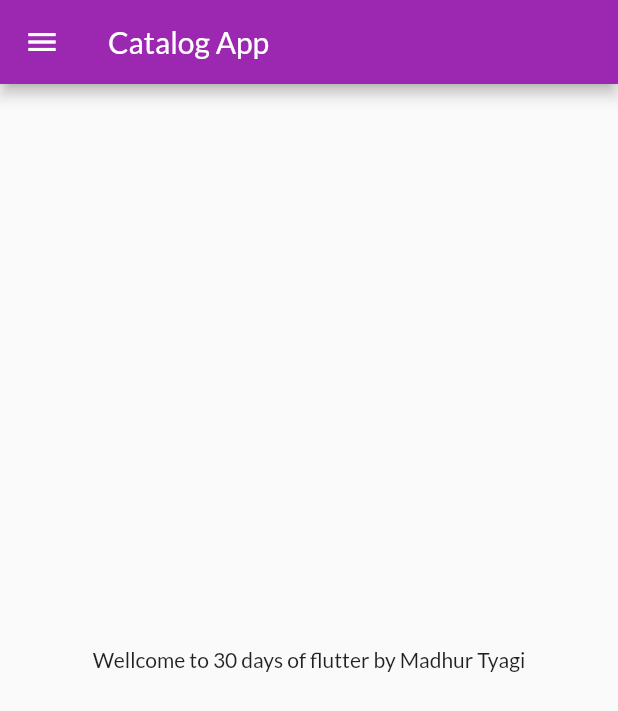
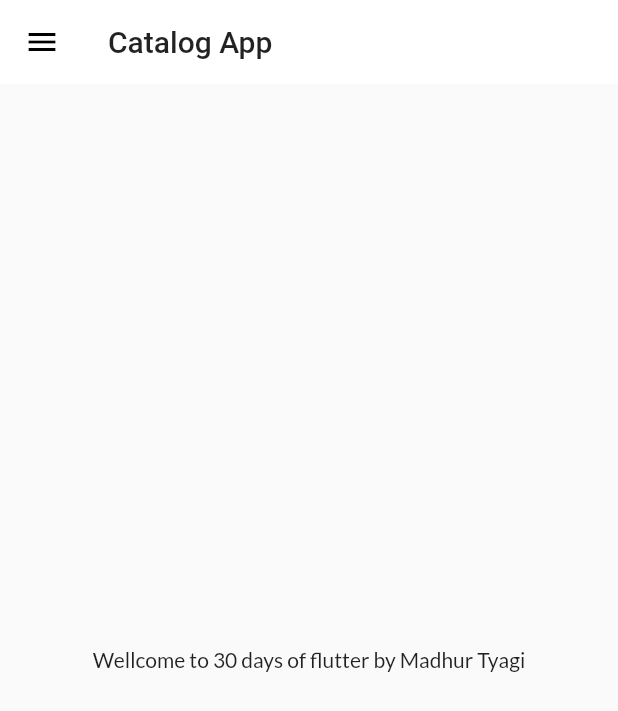
Before and after one commit to tyagimadhur06/Catalogue_app, a Flutter app: the screen it shows after launch, on a phone screen of 412 x 824 dp. Shown: the top 711 px of the screen. Run offline on Flutter 3.47's test engine with Material 2 defaults, Android fonts, the phone set to English and light mode, and no system bars; our stand-ins replace google_fonts.

Commit message:
themes day7 completed

```diff
--- a/lib/main.dart
+++ b/lib/main.dart
@@ -3,6 +3,7 @@ import 'package:myapp/pages/home_page.dart';
 import 'package:myapp/pages/login_page.dart';
 import 'package:google_fonts/google_fonts.dart';
 import 'package:myapp/utils/routes.dart';
+import 'package:myapp/widgets/themes.dart';
 
 void main(List<String> args) {
   runApp(MyApp());
@@ -15,13 +16,8 @@ class MyApp extends StatelessWidget {
   Widget build(BuildContext context) {
     return MaterialApp(
       themeMode: ThemeMode.light,
-      theme: ThemeData(
-        primarySwatch: Colors.purple,
-        fontFamily: GoogleFonts.lato().fontFamily,
-        ),
-      darkTheme: ThemeData(
-        brightness: Brightness.dark,
-      ),
+      theme: MyTheme.lightTheme(context),
+      darkTheme: MyTheme.darkTheme(context),
       debugShowCheckedModeBanner: false,
       initialRoute: MyRoutes.homeRoute,
       routes: {
--- /dev/null
+++ b/lib/widgets/themes.dart
@@ -0,0 +1,19 @@
+import 'package:flutter/material.dart';
+import 'package:google_fonts/google_fonts.dart';
+
+class MyTheme {
+  static ThemeData lightTheme(BuildContext context) => ThemeData(
+        primarySwatch: Colors.purple,
+        fontFamily: GoogleFonts.lato().fontFamily,
+        appBarTheme: AppBarTheme(
+          color: Colors.white,
+          elevation: 0.0,
+          iconTheme: IconThemeData(color: Colors.black),
+          titleTextStyle: Theme.of(context).textTheme.titleLarge,
+        ),
+      );
+
+  static ThemeData darkTheme(BuildContext context) => ThemeData(
+       brightness: Brightness.dark,
+    );
+}
```
